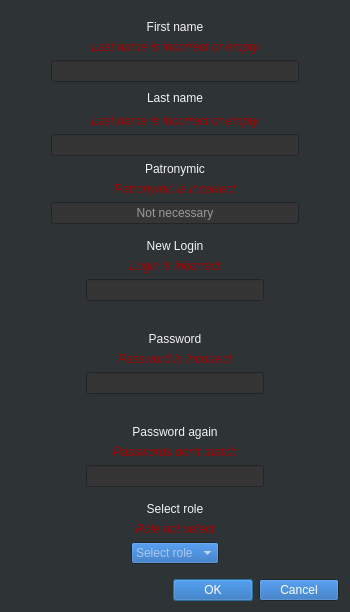
This is singupdialog.ui in Sollerus/QT_Lab_6-7 as Qt 5 draws it before an edit. The edited form follows.
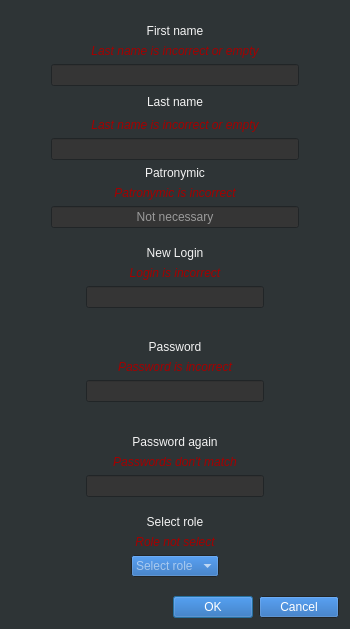
This is the edited form.

Patch:
```diff
--- a/singupdialog.ui
+++ b/singupdialog.ui
@@ -7,7 +7,7 @@
     <x>0</x>
     <y>0</y>
     <width>350</width>
-    <height>612</height>
+    <height>629</height>
    </rect>
   </property>
   <property name="palette">
```
Left out of the diff: 2 changed lines with no effect on the pictures.
